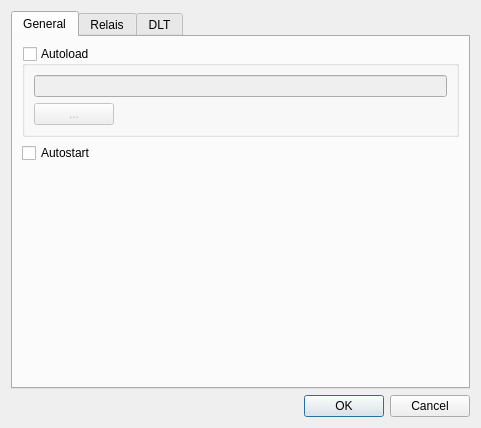
Qt form settingsdialog.ui (alexmucde/DLTPower) before a commit.
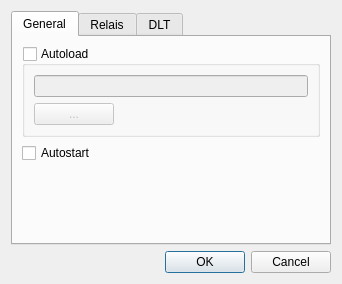
The same form after that commit.

The edit to the form file:
```diff
--- a/settingsdialog.ui
+++ b/settingsdialog.ui
@@ -6,10 +6,15 @@
    <rect>
     <x>0</x>
     <y>0</y>
-    <width>481</width>
-    <height>428</height>
+    <width>342</width>
+    <height>279</height>
    </rect>
   </property>
+  <property name="font">
+   <font>
+    <family>Arial</family>
+   </font>
+  </property>
   <property name="windowTitle">
    <string>Dialog</string>
   </property>
```
